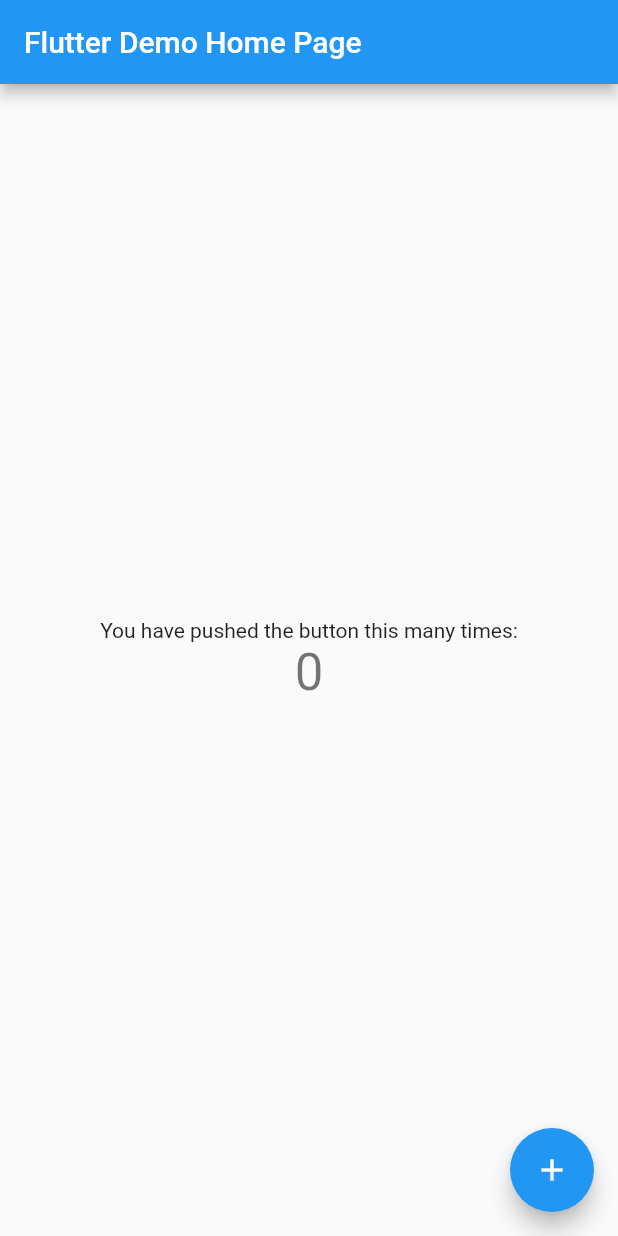
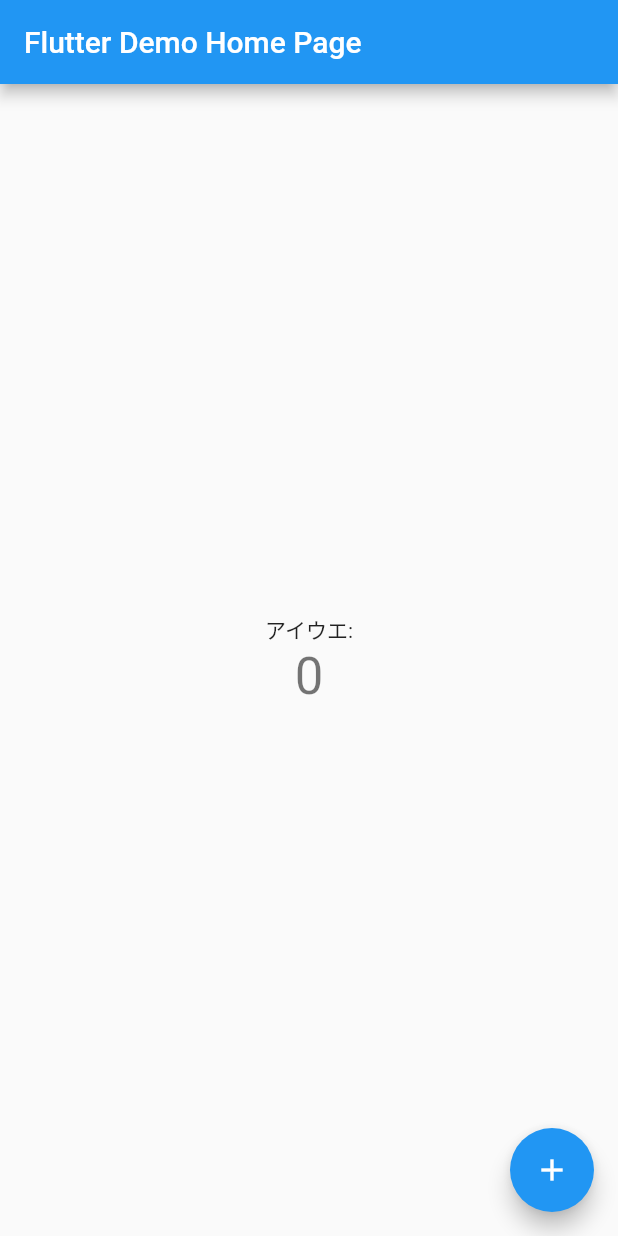
Before and after one commit to Tech-Uni-Summer-Hackathon2021/team-f, a Flutter app: the screen it shows after launch, on a phone screen of 412 x 824 dp. Run offline on Flutter 3.47's test engine with Material 2 defaults, Android fonts, the phone set to English and light mode, and no system bars.

Commit message:
Update main.dart

```diff
--- a/lib/main.dart
+++ b/lib/main.dart
@@ -11,15 +11,6 @@ class MyApp extends StatelessWidget {
     return MaterialApp(
       title: 'Flutter Demo',
       theme: ThemeData(
-        // This is the theme of your application.
-        //
-        // Try running your application with "flutter run". You'll see the
-        // application has a blue toolbar. Then, without quitting the app, try
-        // changing the primarySwatch below to Colors.green and then invoke
-        // "hot reload" (press "r" in the console where you ran "flutter run",
-        // or simply save your changes to "hot reload" in a Flutter IDE).
-        // Notice that the counter didn't reset back to zero; the application
-        // is not restarted.
         primarySwatch: Colors.blue,
       ),
       home: MyHomePage(title: 'Flutter Demo Home Page'),
@@ -29,15 +20,6 @@ class MyApp extends StatelessWidget {
 
 class MyHomePage extends StatefulWidget {
   MyHomePage({Key? key, required this.title}) : super(key: key);
-
-  // This widget is the home page of your application. It is stateful, meaning
-  // that it has a State object (defined below) that contains fields that affect
-  // how it looks.
-
-  // This class is the configuration for the state. It holds the values (in this
-  // case the title) provided by the parent (in this case the App widget) and
-  // used by the build method of the State. Fields in a Widget subclass are
-  // always marked "final".
 
   final String title;
 
@@ -50,32 +32,17 @@ class _MyHomePageState extends State<MyHomePage> {
 
   void _incrementCounter() {
     setState(() {
-      // This call to setState tells the Flutter framework that something has
-      // changed in this State, which causes it to rerun the build method below
-      // so that the display can reflect the updated values. If we changed
-      // _counter without calling setState(), then the build method would not be
-      // called again, and so nothing would appear to happen.
       _counter++;
     });
   }
 
   @override
   Widget build(BuildContext context) {
-    // This method is rerun every time setState is called, for instance as done
-    // by the _incrementCounter method above.
-    //
-    // The Flutter framework has been optimized to make rerunning build methods
-    // fast, so that you can just rebuild anything that needs updating rather
-    // than having to individually change instances of widgets.
     return Scaffold(
       appBar: AppBar(
-        // Here we take the value from the MyHomePage object that was created by
-        // the App.build method, and use it to set our appbar title.
         title: Text(widget.title),
       ),
       body: Center(
-        // Center is a layout widget. It takes a single child and positions it
-        // in the middle of the parent.
         child: Column(
           // Column is also a layout widget. It takes a list of children and
           // arranges them vertically. By default, it sizes itself to fit its
@@ -94,7 +61,7 @@ class _MyHomePageState extends State<MyHomePage> {
           mainAxisAlignment: MainAxisAlignment.center,
           children: <Widget>[
             Text(
-              'You have pushed the button this many times:',
+              'アイウエ:',
             ),
             Text(
               '$_counter',
```
